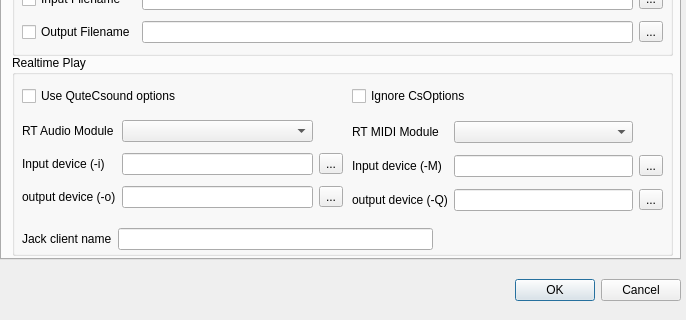
This is src/configdialog.ui in CsoundQt/CsoundQt as Qt 5 draws it before an edit; both pictures show x 0 to 686 and y 281 to 601 of the 686 by 601 pixel window. The edited form follows.
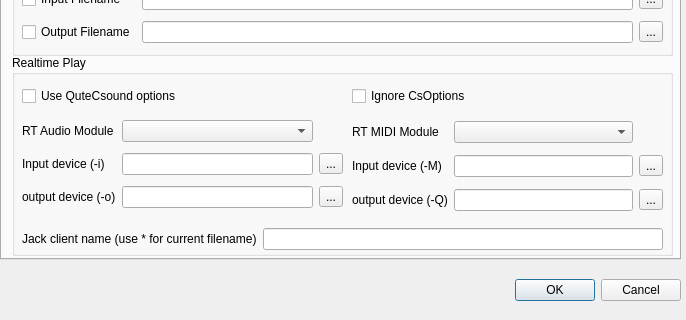
This is the edited form. The open tabs and pages were chosen to show the change.

Patch:
```diff
--- a/src/configdialog.ui
+++ b/src/configdialog.ui
@@ -392,7 +392,7 @@
        <rect>
         <x>10</x>
         <y>170</y>
-        <width>411</width>
+        <width>641</width>
         <height>28</height>
        </rect>
       </property>
@@ -400,7 +400,7 @@
        <item>
         <widget class="QLabel" name="label_6">
          <property name="text">
-          <string>Jack client name</string>
+          <string>Jack client name (use * for current filename)</string>
          </property>
         </widget>
        </item>
```
Left out of the diff: 2 changed lines with no effect on the pictures.
